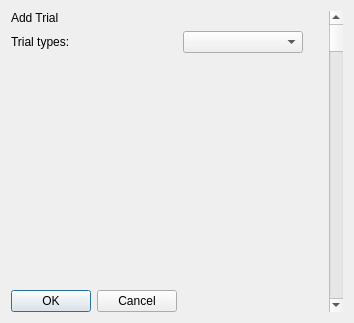
Old version of the form UI/add_trial.ui in the repository KehatSudri/Behavior_System2.0.
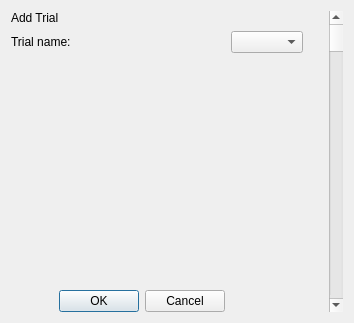
New version of the form.

Commit message: some work for 'add trial type'

Patch:
```diff
--- a/UI/add_trial.ui
+++ b/UI/add_trial.ui
@@ -15,7 +15,7 @@
   </property>
   <layout class="QGridLayout" name="main_gridLayout">
    <item row="0" column="0">
-    <layout class="QGridLayout" name="central_gridLayout" columnstretch="1,1,0,0">
+    <layout class="QGridLayout" name="central_gridLayout" columnstretch="1,0,0,0">
      <item row="2" column="2">
       <spacer name="verticalSpacer">
        <property name="orientation">
@@ -35,7 +35,7 @@
         <string notr="true">font: 12pt &quot;Gabriola&quot;;</string>
        </property>
        <property name="text">
-        <string>Trial types: </string>
+        <string>Trial name: </string>
        </property>
       </widget>
      </item>
```
Left out of the diff: 12 changed lines with no effect on the pictures. The commit also changes 11 other files.
